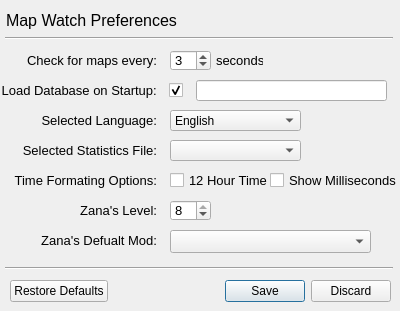
Above: preferences.ui from JDHatten/MapWatch before the change. Below: the same form after it.
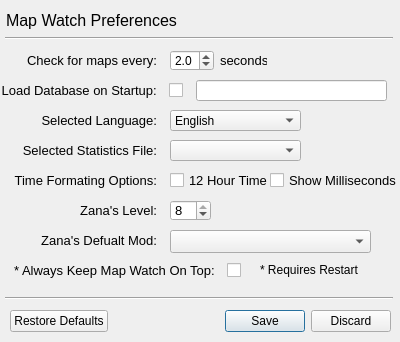
That is the form after the change.

Commit message: added always on top and changed a spinner to double

```diff
--- a/preferences.ui
+++ b/preferences.ui
@@ -7,7 +7,7 @@
     <x>0</x>
     <y>0</y>
     <width>400</width>
-    <height>311</height>
+    <height>342</height>
    </rect>
   </property>
   <property name="windowTitle">
@@ -37,36 +37,6 @@
     <set>Qt::AlignRight|Qt::AlignTrailing|Qt::AlignVCenter</set>
    </property>
   </widget>
-  <widget class="QSpinBox" name="pref_map_check">
-   <property name="geometry">
-    <rect>
-     <x>170</x>
-     <y>50</y>
-     <width>41</width>
-     <height>21</height>
-    </rect>
-   </property>
-   <property name="font">
-    <font>
-     <pointsize>10</pointsize>
-    </font>
-   </property>
-   <property name="cursor">
-    <cursorShape>PointingHandCursor</cursorShape>
-   </property>
-   <property name="toolTip">
-    <string>&lt;html&gt;&lt;head/&gt;&lt;body&gt;&lt;p&gt;&lt;span style=&quot; font-size:8pt;&quot;&gt;The amount of second's in-between clipboard checks this application preforms. &lt;/span&gt;&lt;/p&gt;&lt;/body&gt;&lt;/html&gt;</string>
-   </property>
-   <property name="minimum">
-    <number>1</number>
-   </property>
-   <property name="maximum">
-    <number>5</number>
-   </property>
-   <property name="value">
-    <number>3</number>
-   </property>
-  </widget>
   <widget class="QComboBox" name="pref_lang">
    <property name="geometry">
     <rect>
@@ -91,7 +61,7 @@
   <widget class="QLabel" name="label_2">
    <property name="geometry">
     <rect>
-     <x>216</x>
+     <x>220</x>
      <y>50</y>
      <width>47</width>
      <height>21</height>
@@ -230,7 +200,7 @@
     <string>Load Database on Startup:  </string>
    </property>
    <property name="checked">
-    <bool>true</bool>
+    <bool>false</bool>
    </property>
   </widget>
   <widget class="QComboBox" name="pref_statistics">
@@ -256,7 +226,7 @@
    <property name="geometry">
     <rect>
      <x>10</x>
-     <y>280</y>
+     <y>310</y>
      <width>381</width>
      <height>23</height>
     </rect>
@@ -272,7 +242,7 @@
    <property name="geometry">
     <rect>
      <x>5</x>
-     <y>260</y>
+     <y>290</y>
      <width>388</width>
      <height>16</height>
     </rect>
@@ -444,6 +414,74 @@
     <set>Qt::AlignRight|Qt::AlignTrailing|Qt::AlignVCenter</set>
    </property>
   </widget>
+  <widget class="QCheckBox" name="pref_on_top">
+   <property name="geometry">
+    <rect>
+     <x>10</x>
+     <y>260</y>
+     <width>231</width>
+     <height>21</height>
+    </rect>
+   </property>
+   <property name="font">
+    <font>
+     <pointsize>10</pointsize>
+    </font>
+   </property>
+   <property name="cursor">
+    <cursorShape>PointingHandCursor</cursorShape>
+   </property>
+   <property name="layoutDirection">
+    <enum>Qt::RightToLeft</enum>
+   </property>
+   <property name="text">
+    <string>* Always Keep Map Watch On Top:  </string>
+   </property>
+   <property name="checked">
+    <bool>false</bool>
+   </property>
+  </widget>
+  <widget class="QLabel" name="label_9">
+   <property name="geometry">
+    <rect>
+     <x>260</x>
+     <y>260</y>
+     <width>101</width>
+     <height>20</height>
+    </rect>
+   </property>
+   <property name="text">
+    <string>* Requires Restart</string>
+   </property>
+  </widget>
+  <widget class="QDoubleSpinBox" name="pref_map_check">
+   <property name="geometry">
+    <rect>
+     <x>170</x>
+     <y>50</y>
+     <width>44</width>
+     <height>21</height>
+    </rect>
+   </property>
+   <property name="toolTip">
+    <string>&lt;html&gt;&lt;head/&gt;&lt;body&gt;&lt;p&gt;The amount of second's in-between clipboard checks this application preforms.&lt;/p&gt;&lt;/body&gt;&lt;/html&gt;</string>
+   </property>
+   <property name="decimals">
+    <number>1</number>
+   </property>
+   <property name="minimum">
+    <double>0.500000000000000</double>
+   </property>
+   <property name="maximum">
+    <double>3.000000000000000</double>
+   </property>
+   <property name="singleStep">
+    <double>0.500000000000000</double>
+   </property>
+   <property name="value">
+    <double>2.000000000000000</double>
+   </property>
+  </widget>
  </widget>
  <resources/>
  <connections/>
```
Left out of the diff: 2 changed lines with no effect on the pictures. The commit also changes 1 other file.
